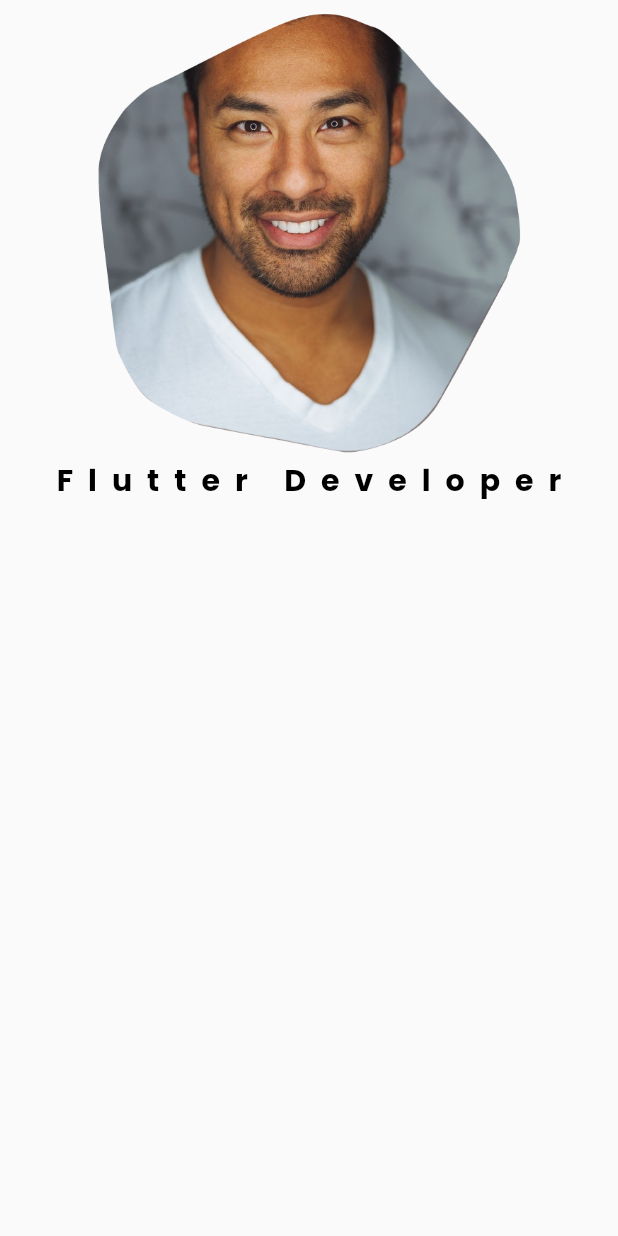
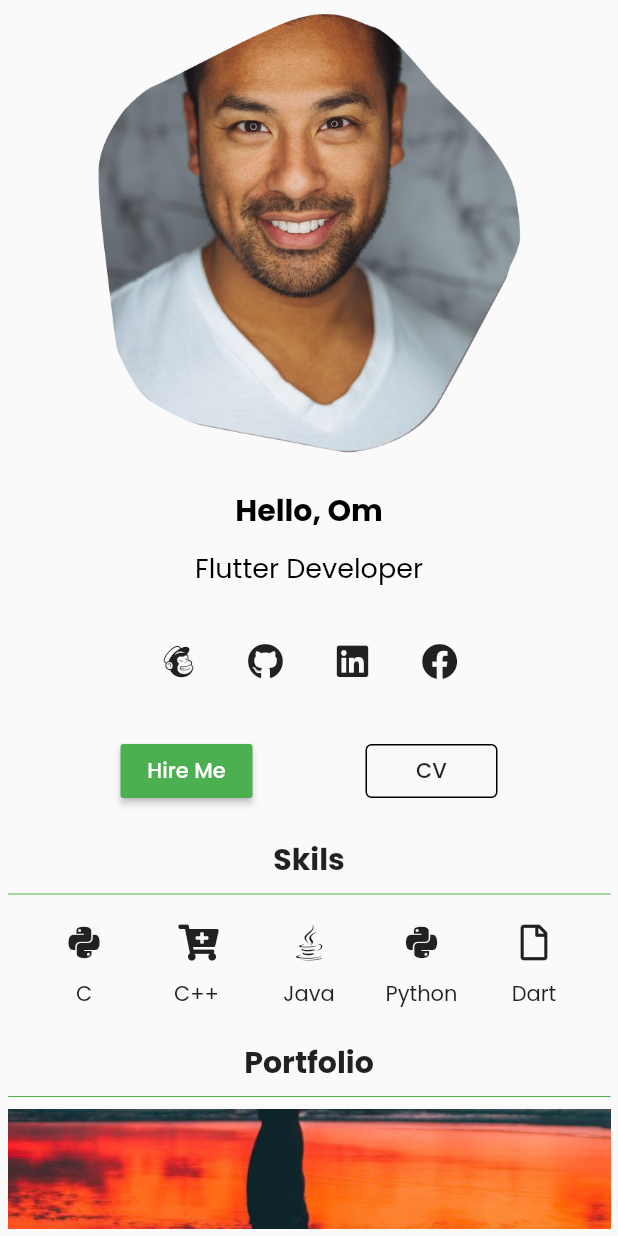
Before and after one commit to om-chauhan/DevFolio, a Flutter app: the screen it shows after launch, on a phone screen of 412 x 824 dp. Run offline on Flutter 3.47's test engine with Material 2 defaults, Android fonts, the phone set to English and light mode, and no system bars; our stand-ins replace font_awesome_flutter, get, google_fonts.

Commit message:
added some widgets

```diff
--- a/lib/device/desktop/desktop_device.dart
+++ b/lib/device/desktop/desktop_device.dart
@@ -1,4 +1,4 @@
-import 'package:devomi/widgets/build_Text.dart';
+import 'package:devomi/widgets/build_text.dart';
 import 'package:flutter/material.dart';
 
 class DesktopDevice extends StatelessWidget {
--- a/lib/device/mobile/mobile_device.dart
+++ b/lib/device/mobile/mobile_device.dart
@@ -1,6 +1,7 @@
-import 'package:devomi/widgets/build_Text.dart';
-import 'package:devomi/widgets/dev_pic.dart';
 import 'package:flutter/material.dart';
+
+import 'mobile_landscape.dart';
+import 'mobile_portrair.dart';
 
 class MobileDevice extends StatelessWidget {
   const MobileDevice({
@@ -11,26 +12,22 @@ class MobileDevice extends StatelessWidget {
   Widget build(BuildContext context) {
     final _size = MediaQuery.of(context).size;
     if (MediaQuery.of(context).orientation == Orientation.portrait) {
-      return Padding(
-        padding: EdgeInsets.all(5.0),
-        child: Column(
-          children: [
-            DevPic(
-              height: 300,
-              width: _size.width,
-            ),
-            BuildText(
-              color: Colors.black,
-              fontweight: FontWeight.bold,
-              text: 'Flutter Developer',
-              size: 20.0,
-            ),
-          ],
+      return SafeArea(
+        child: Scaffold(
+          body: Padding(
+            padding: EdgeInsets.all(5.0),
+            child: MobilePortrait(size: _size),
+          ),
         ),
       );
     } else {
-      return Row(
-        children: [],
+      return SafeArea(
+        child: Scaffold(
+          body: Padding(
+            padding: EdgeInsets.all(5.0),
+            child: MobileLandscape(size: _size),
+          ),
+        ),
       );
     }
   }
--- /dev/null
+++ b/lib/device/mobile/mobile_landscape.dart
@@ -0,0 +1,91 @@
+import 'package:devomi/widgets/build_button.dart';
+import 'package:devomi/widgets/build_text.dart';
+import 'package:devomi/widgets/dev_pic.dart';
+import 'package:devomi/widgets/social_menu.dart';
+import 'package:flutter/material.dart';
+import 'package:font_awesome_flutter/font_awesome_flutter.dart';
+
+class MobileLandscape extends StatelessWidget {
+  const MobileLandscape({
+    Key key,
+    @required Size size,
+  })  : _size = size,
+        super(key: key);
+
+  final Size _size;
+
+  @override
+  Widget build(BuildContext context) {
+    return Row(
+      children: [
+        DevPic(
+          height: 300,
+          width: _size.height,
+        ),
+        SizedBox(
+          width: 20.0,
+        ),
+        Column(
+          mainAxisAlignment: MainAxisAlignment.center,
+          children: [
+            BuildText(
+              color: Colors.black,
+              fontweight: FontWeight.bold,
+              text: 'Hello, Om',
+              size: 20.0,
+            ),
+            SizedBox(
+              height: 10.0,
+            ),
+            BuildText(
+              color: Colors.black,
+              fontweight: FontWeight.normal,
+              text: 'Flutter Developer',
+              size: 18.0,
+            ),
+            SizedBox(
+              height: 20.0,
+            ),
+            Row(
+              mainAxisAlignment: MainAxisAlignment.center,
+              children: [
+                SocialButton(
+                  icon: FontAwesomeIcons.mailchimp,
+                ),
+                SocialButton(
+                  icon: FontAwesomeIcons.github,
+                ),
+                SocialButton(
+                  icon: FontAwesomeIcons.linkedin,
+                ),
+                SocialButton(
+                  icon: FontAwesomeIcons.facebook,
+                ),
+              ],
+            ),
+            SizedBox(
+              height: 20.0,
+            ),
+            Row(
+              mainAxisAlignment: MainAxisAlignment.spaceBetween,
+              children: [
+                BuildButton(
+                  btncolor: Colors.green,
+                  text: 'Hire Me',
+                  txtcolor: Colors.white,
+                ),
+                SizedBox(
+                  width: 20.0,
+                ),
+                BuildButton(
+                  text: 'CV',
+                  border: OutlineInputBorder(),
+                ),
+              ],
+            ),
+          ],
+        ),
+      ],
+    );
+  }
+}
--- /dev/null
+++ b/lib/device/mobile/mobile_portrair.dart
@@ -0,0 +1,191 @@
+import 'package:devomi/widgets/build_button.dart';
+import 'package:devomi/widgets/build_text.dart';
+import 'package:devomi/widgets/dev_pic.dart';
+import 'package:devomi/widgets/social_menu.dart';
+import 'package:flutter/material.dart';
+import 'package:font_awesome_flutter/font_awesome_flutter.dart';
+
+class MobilePortrait extends StatelessWidget {
+  const MobilePortrait({
+    Key key,
+    @required Size size,
+  })  : _size = size,
+        super(key: key);
+
+  final Size _size;
+
+  @override
+  Widget build(BuildContext context) {
+    return ListView(children: [
+      Column(
+        mainAxisAlignment: MainAxisAlignment.center,
+        children: [
+          DevPic(
+            height: 300,
+            width: _size.width,
+          ),
+          SizedBox(
+            height: 20.0,
+          ),
+          BuildText(
+            color: Colors.black,
+            fontweight: FontWeight.bold,
+            text: 'Hello, Om',
+            size: 20.0,
+          ),
+          SizedBox(
+            height: 10.0,
+          ),
+          BuildText(
+            color: Colors.black,
+            fontweight: FontWeight.normal,
+            text: 'Flutter Developer',
+            size: 18.0,
+          ),
+          SizedBox(
+            height: 20.0,
+          ),
+          Row(
+            mainAxisAlignment: MainAxisAlignment.center,
+            children: [
+              SocialButton(
+                icon: FontAwesomeIcons.mailchimp,
+              ),
+              SocialButton(
+                icon: FontAwesomeIcons.github,
+              ),
+              SocialButton(
+                icon: FontAwesomeIcons.linkedin,
+              ),
+              SocialButton(
+                icon: FontAwesomeIcons.facebook,
+              ),
+            ],
+          ),
+          SizedBox(
+            height: 20.0,
+          ),
+          Row(
+            mainAxisAlignment: MainAxisAlignment.spaceEvenly,
+            children: [
+              BuildButton(
+                btncolor: Colors.green,
+                text: 'Hire Me',
+                txtcolor: Colors.white,
+              ),
+              BuildButton(
+                text: 'CV',
+                border: OutlineInputBorder(),
+              ),
+            ],
+          ),
+          SizedBox(
+            height: 20.0,
+          ),
+          BuildText(
+            text: 'Skils',
+            size: 20.0,
+            fontweight: FontWeight.bold,
+          ),
+          Divider(
+            color: Colors.green,
+          ),
+          Row(
+            mainAxisAlignment: MainAxisAlignment.spaceEvenly,
+            children: [
+              Column(
+                children: [
+                  IconButton(
+                    icon: Icon(FontAwesomeIcons.python),
+                    onPressed: () {},
+                  ),
+                  BuildText(
+                    text: 'C',
+                  )
+                ],
+              ),
+              Column(
+                children: [
+                  IconButton(
+                    icon: Icon(FontAwesomeIcons.cartPlus),
+                    onPressed: () {},
+                  ),
+                  BuildText(
+                    text: 'C++',
+                  )
+                ],
+              ),
+              Column(
+                children: [
+                  IconButton(
+                    icon: Icon(FontAwesomeIcons.java),
+                    onPressed: () {},
+                  ),
+                  BuildText(
+                    text: 'Java',
+                  )
+                ],
+              ),
+              Column(
+                children: [
+                  IconButton(
+                    icon: Icon(FontAwesomeIcons.python),
+                    onPressed: () {},
+                  ),
+                  BuildText(
+                    text: 'Python',
+                  )
+                ],
+              ),
+              Column(
+                children: [
+                  IconButton(
+                    icon: Icon(FontAwesomeIcons.file),
+                    onPressed: () {},
+                  ),
+                  BuildText(
+                    text: 'Dart',
+                  )
+                ],
+              ),
+            ],
+          ),
+          SizedBox(
+            height: 20.0,
+          ),
+          BuildText(
+            text: 'Portfolio',
+            size: 20.0,
+            fontweight: FontWeight.bold,
+          ),
+          Divider(
+            color: Colors.green,
+          ),
+          Container(
+            decoration: BoxDecoration(
+              image: DecorationImage(
+                image: AssetImage('images/portfolio.png'),
+                fit: BoxFit.cover,
+              ),
+            ),
+            height: 300.0,
+            alignment: Alignment.bottomCenter,
+            child: Container(
+              decoration: BoxDecoration(
+                color: Colors.white10,
+              ),
+              alignment: Alignment.bottomLeft,
+              height: 20.0,
+              width: MediaQuery.of(context).size.width,
+              child: BuildText(
+                color: Colors.black,
+                text: 'Project Name',
+                size: 15.0,
+              ),
+            ),
+          )
+        ],
+      ),
+    ]);
+  }
+}
--- a/lib/device/tablet/tablet_device.dart
+++ b/lib/device/tablet/tablet_device.dart
@@ -1,4 +1,4 @@
-import 'package:devomi/widgets/build_Text.dart';
+import 'package:devomi/widgets/build_text.dart';
 import 'package:flutter/material.dart';
 
 class TabletDevice extends StatelessWidget {
--- a/lib/helper/config.dart
+++ b/lib/helper/config.dart
@@ -1,5 +1,5 @@
 mixin Config {
-  static const TITLE = '';
+  static const TITLE = 'Portfolio';
   static const GITHUB = 'https://github.com/';
   static const LINKEDIN = 'https://in.linkedin.com/';
   static const GMAIL = 'https://www.google.com/gmail/';
--- a/lib/widgets/build_Text.dart
+++ b/lib/widgets/build_Text.dart
@@ -4,7 +4,7 @@ import 'package:google_fonts/google_fonts.dart';
 class BuildText extends StatelessWidget {
   final String text;
   final FontWeight fontweight;
-  final double size, height;
+  final double size, height, spacing;
   final Color color;
 
   const BuildText({
@@ -14,6 +14,7 @@ class BuildText extends StatelessWidget {
     this.color,
     this.fontweight,
     this.height,
+    this.spacing,
   }) : super(key: key);
 
   @override
@@ -25,7 +26,7 @@ class BuildText extends StatelessWidget {
         color: color,
         fontSize: size,
         fontWeight: fontweight,
-        letterSpacing: 10,
+        letterSpacing: spacing,
       ),
     );
   }
--- /dev/null
+++ b/lib/widgets/build_button.dart
@@ -0,0 +1,30 @@
+import 'package:flutter/material.dart';
+
+import 'build_Text.dart';
+
+class BuildButton extends StatelessWidget {
+  final String text;
+  final Color btncolor, txtcolor;
+  final ShapeBorder border;
+
+  const BuildButton({
+    Key key,
+    this.text,
+    this.btncolor,
+    this.border,
+    this.txtcolor,
+  }) : super(key: key);
+
+  @override
+  Widget build(BuildContext context) {
+    return MaterialButton(
+      shape: border,
+      color: btncolor,
+      onPressed: () {},
+      child: BuildText(
+        text: text,
+        color: txtcolor,
+      ),
+    );
+  }
+}
--- a/lib/widgets/social_menu.dart
+++ b/lib/widgets/social_menu.dart
@@ -1,14 +1,16 @@
 import 'package:flutter/material.dart';
-import 'package:font_awesome_flutter/font_awesome_flutter.dart';
 
 class SocialButton extends StatelessWidget {
   final String image;
   final double height, width;
+  final IconData icon;
+
   const SocialButton({
     Key key,
     this.image,
     this.height,
     this.width,
+    this.icon,
   }) : super(key: key);
 
   @override
@@ -16,7 +18,9 @@ class SocialButton extends StatelessWidget {
     return Padding(
       padding: EdgeInsets.all(5.0),
       child: IconButton(
-        icon: Icon(FontAwesomeIcons.github),
+        icon: Icon(
+          icon,
+        ),
         onPressed: () {},
       ),
     );
```
Also changed, not shown: images/bg.jpg (added), images/github.png (deleted), images/messenger.png (deleted), images/portfolio.png (added), images/skype.png (deleted), images/twitter.png (deleted), images/whatsapp.png (deleted), images/youtube.png (deleted).
